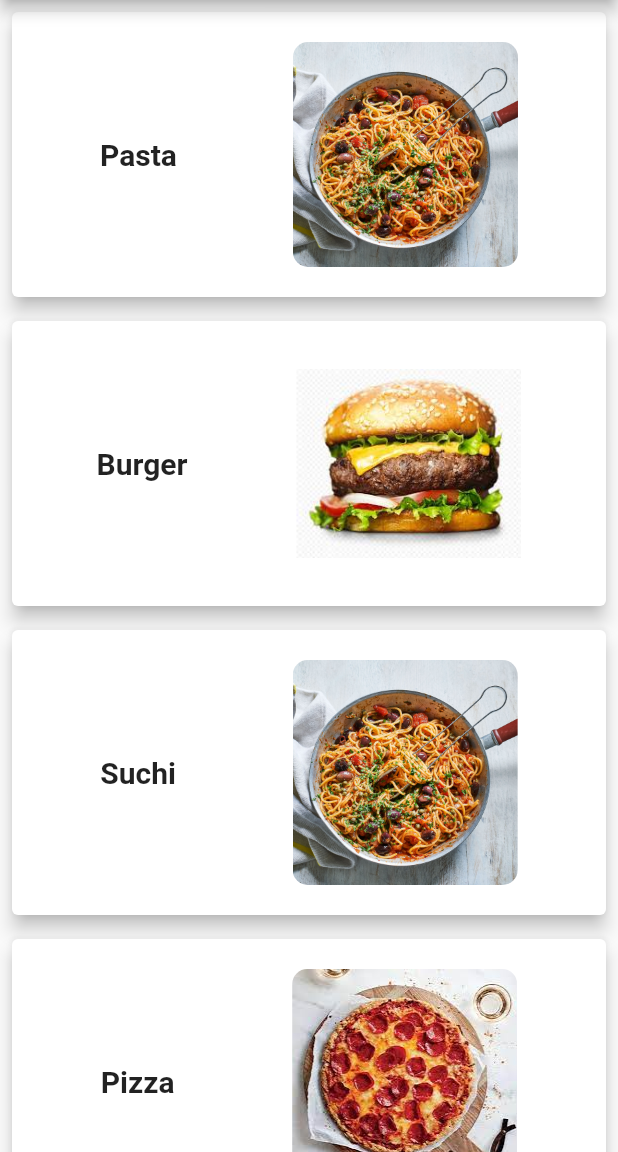
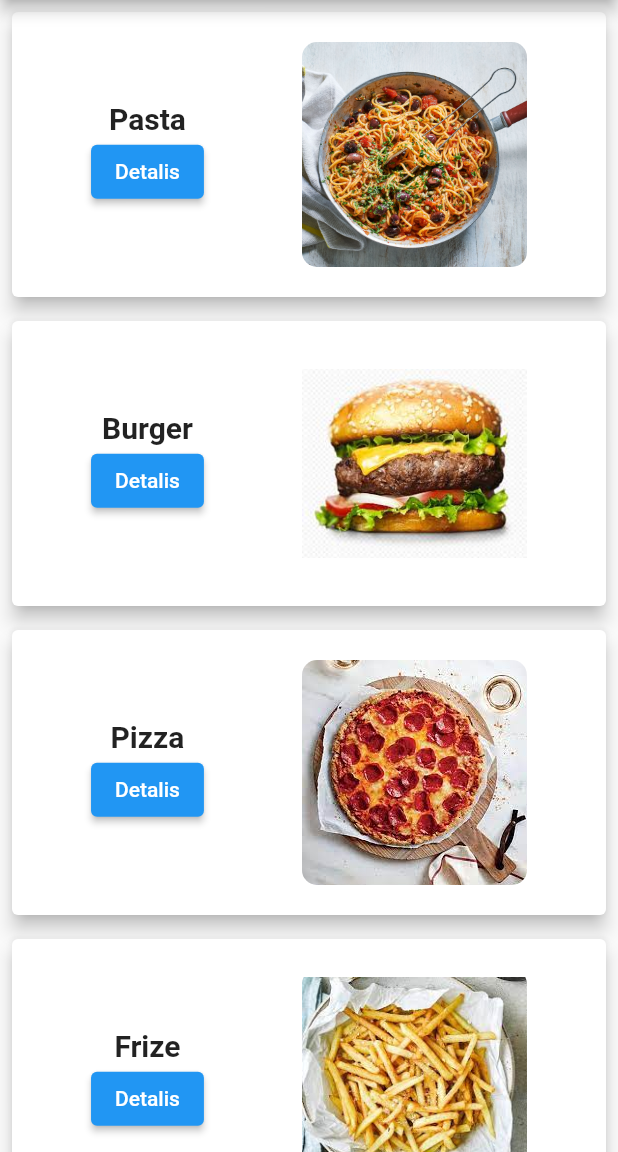
Before and after one commit to mallollaa/menu_app_flutter, a Flutter app: the screen it shows after launch, on a phone screen of 412 x 824 dp, the part 84-1236 px from its top. Run offline on Flutter 3.47's test engine with Material 2 defaults, Android fonts, the phone set to English and light mode, and no system bars; our stand-ins replace go_router.

Commit message:
updated the routing

```diff
--- a/lib/main.dart
+++ b/lib/main.dart
@@ -1,5 +1,8 @@
 import 'package:flutter/material.dart';
+import 'package:go_router/go_router.dart';
+import 'package:menu_app/models/menu.dart';
 import 'package:menu_app/pages/my_home.dart';
+import 'package:menu_app/pages/recipe_detail.dart';
 
 void main() {
   runApp(const MyApp());
@@ -11,10 +14,31 @@ class MyApp extends StatelessWidget {
   // This widget is the root of your application.
   @override
   Widget build(BuildContext context) {
-    return MaterialApp(
+    return MaterialApp.router(
       debugShowCheckedModeBanner: false, //to remove the debug banner
       title: 'Flutter Demo',
-      home: const MyHome(),
+
+      routerConfig:
+          _router, //we're taking the var _router and this var define our path (like urls in python)
+
+      //here we are routing our page based on our router
     );
   }
 }
+
+final _router = GoRouter(
+  initialLocation:
+      "/home", //we're defining the defult page otherwise the defult should be "/"
+  routes: [
+    GoRoute(
+      path: "/home",
+      builder: (context, state) => MyHome(),
+    ),
+    GoRoute(
+        path: "/recipe/:ide",
+        builder: (context, state) {
+          final index = int.parse(state.params["ide"]!); // the ! here becouse
+          return MYrecipePage(menu: Menu.menuItem[index]);
+        })
+  ],
+);
--- a/lib/models/menu.dart
+++ b/lib/models/menu.dart
@@ -16,7 +16,6 @@ class Menu {
 //here we will use our class to create the list
     Menu(title: "Pasta", imageURL: "assest/images/pasta.jpg"),
     Menu(title: "Burger", imageURL: "assest/images/burger.jpg"),
-    Menu(title: "Suchi", imageURL: "assest/images/pasta.jpg"),
     Menu(title: "Pizza", imageURL: "assest/images/pizza.jpg"),
     Menu(title: "Frize", imageURL: "assest/images/frise.jpg"),
     Menu(title: "Suchi", imageURL: "assest/images/sushi.jpg"),
--- a/lib/pages/my_home.dart
+++ b/lib/pages/my_home.dart
@@ -1,6 +1,7 @@
 import 'package:flutter/material.dart';
 import 'package:flutter/src/widgets/framework.dart';
 import 'package:flutter/src/widgets/placeholder.dart';
+import 'package:go_router/go_router.dart';
 import 'package:menu_app/models/menu.dart';
 import 'package:menu_app/widgets/menu_card.dart';
 
@@ -18,9 +19,12 @@ class MyHome extends StatelessWidget {
         child: Center(
           child: ListView.builder(
             itemCount: Menu.menuItem.length,
-            itemBuilder: (context, index) => MenuCard(
-              //first we pass the Widgets then the class of or models
-              menu: Menu.menuItem[index],
+            itemBuilder: (context, index) => InkWell(
+              onTap: () => context.push("/recipe/$index"),
+              child: MenuCard(
+                //first we pass the Widgets then the class of our models
+                menu: Menu.menuItem[index],
+              ),
             ),
           ),
         ),
--- a/lib/widgets/menu_card.dart
+++ b/lib/widgets/menu_card.dart
@@ -1,8 +1,10 @@
 import 'package:flutter/material.dart';
+import 'package:go_router/go_router.dart';
 import 'package:menu_app/models/menu.dart';
 
 // we extract the Widget
-class MenuCard extends StatelessWidget {
+class MenuCard extends StatefulWidget {
+  //we make it stateful so the page can be dinamic
   Menu menu; // we are calling our models
   MenuCard({
     Key? key,
@@ -11,6 +13,12 @@ class MenuCard extends StatelessWidget {
     //here we gonna pass our model requireds
   }) : super(key: key);
 
+  @override
+  State<MenuCard> createState() => _MenuCardState();
+}
+
+class _MenuCardState extends State<MenuCard> {
+  bool isDetails = false;
   @override
   Widget build(BuildContext context) {
     return Container(
@@ -26,15 +34,21 @@ class MenuCard extends StatelessWidget {
               Column(
                 children: [
                   Text(
-                    menu.title,
+                    widget.menu.title,
                     style: TextStyle(fontSize: 20, fontWeight: FontWeight.bold),
                   ),
+                  ElevatedButton(
+                      onPressed: () {
+                        isDetails = !isDetails;
+                        context.push("/recipe");
+                      },
+                      child: Text("Detalis")),
                 ],
               ),
               ClipRRect(
                 borderRadius: BorderRadius.circular(10),
                 child: Image.asset(
-                  menu.imageURL,
+                  widget.menu.imageURL,
                   width: 150,
                   height: 150,
                 ),
--- a/pubspec.yaml
+++ b/pubspec.yaml
@@ -34,6 +34,7 @@ dependencies:
   # The following adds the Cupertino Icons font to your application.
   # Use with the CupertinoIcons class for iOS style icons.
   cupertino_icons: ^1.0.2
+  go_router: ^6.0.9
 
 dev_dependencies:
   flutter_test:
```
Also changed, not shown: lib/pages/recipe_detail.dart (added, +24 -0 lines), pubspec.lock, 1 other file.
